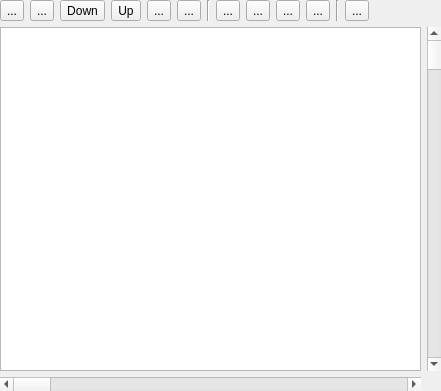
Old version of the form src/StarRPGEditor/StarRPGEditor/map_view.ui in the repository wasedaigo/star-rpg-editor.
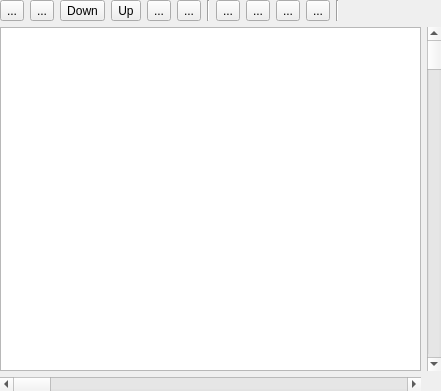
New version of the form. Icons and pictures are not drawn.

```diff
--- a/src/StarRPGEditor/StarRPGEditor/map_view.ui
+++ b/src/StarRPGEditor/StarRPGEditor/map_view.ui
@@ -230,20 +230,6 @@
          </property>
         </widget>
        </item>
-       <item>
-        <widget class="QToolButton" name="databaseButton">
-         <property name="text">
-          <string>...</string>
-         </property>
-         <property name="icon">
-          <iconset resource="main.qrc">
-           <normaloff>:/main/res/icon/tile_set.xpm</normaloff>:/main/res/icon/tile_set.xpm</iconset>
-         </property>
-         <property name="checkable">
-          <bool>false</bool>
-         </property>
-        </widget>
-       </item>
        <item>
         <spacer name="horizontalSpacer_2">
          <property name="orientation">
```
